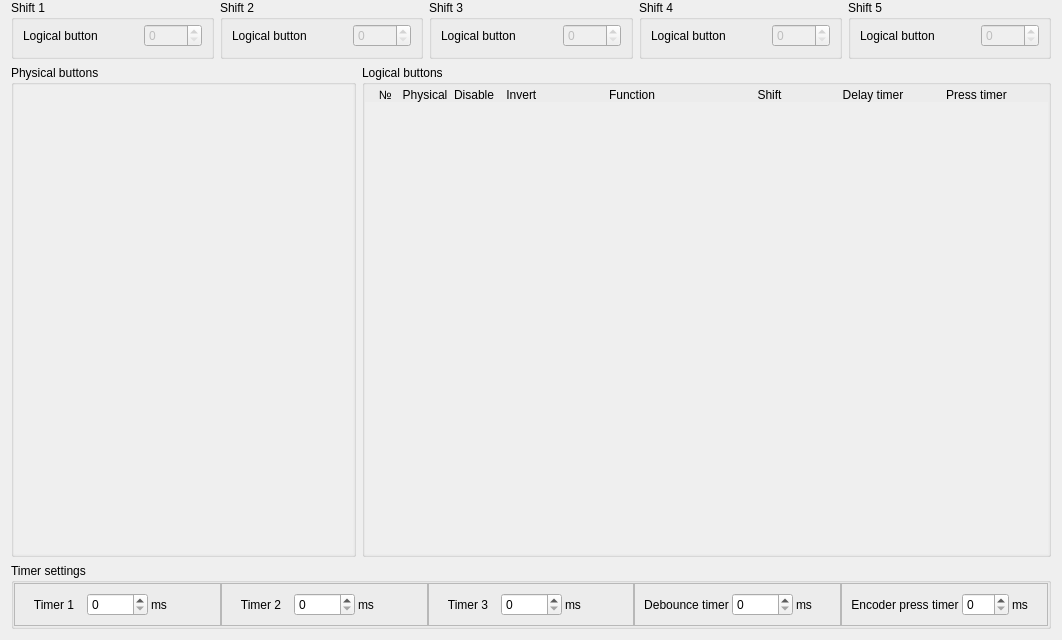
Above: widgets/buttonconfig.ui from FreeJoy-Team/FreeJoyConfiguratorQt before the change. Below: the same form after it.
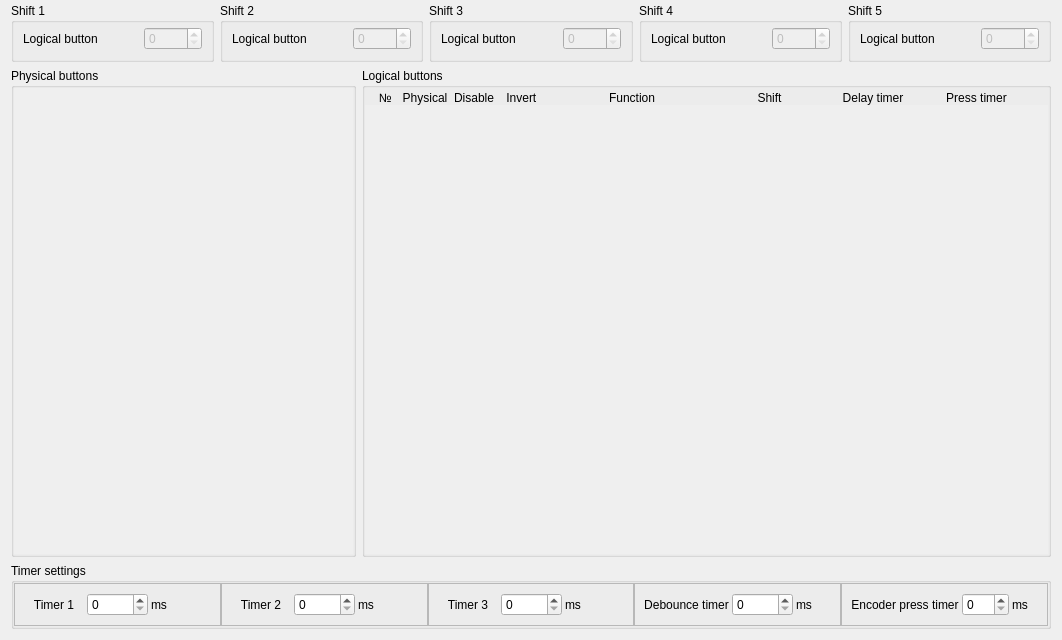
That is the form after the change.

```diff
--- a/widgets/buttonconfig.ui
+++ b/widgets/buttonconfig.ui
@@ -21,7 +21,7 @@
   </property>
   <layout class="QGridLayout" name="gridLayout" rowstretch="1,10,1" columnstretch="5,10">
    <property name="topMargin">
-    <number>0</number>
+    <number>3</number>
    </property>
    <item row="0" column="0" colspan="2">
     <layout class="QHBoxLayout" name="horizontalLayout">
@@ -233,7 +233,7 @@
            <x>0</x>
            <y>0</y>
            <width>690</width>
-           <height>482</height>
+           <height>479</height>
           </rect>
          </property>
          <layout class="QVBoxLayout" name="layoutV_LogicalButton">
@@ -380,7 +380,7 @@
            <x>0</x>
            <y>0</y>
            <width>344</width>
-           <height>498</height>
+           <height>495</height>
           </rect>
          </property>
          <layout class="QGridLayout" name="layoutG_PhysicalButton"/>
```
